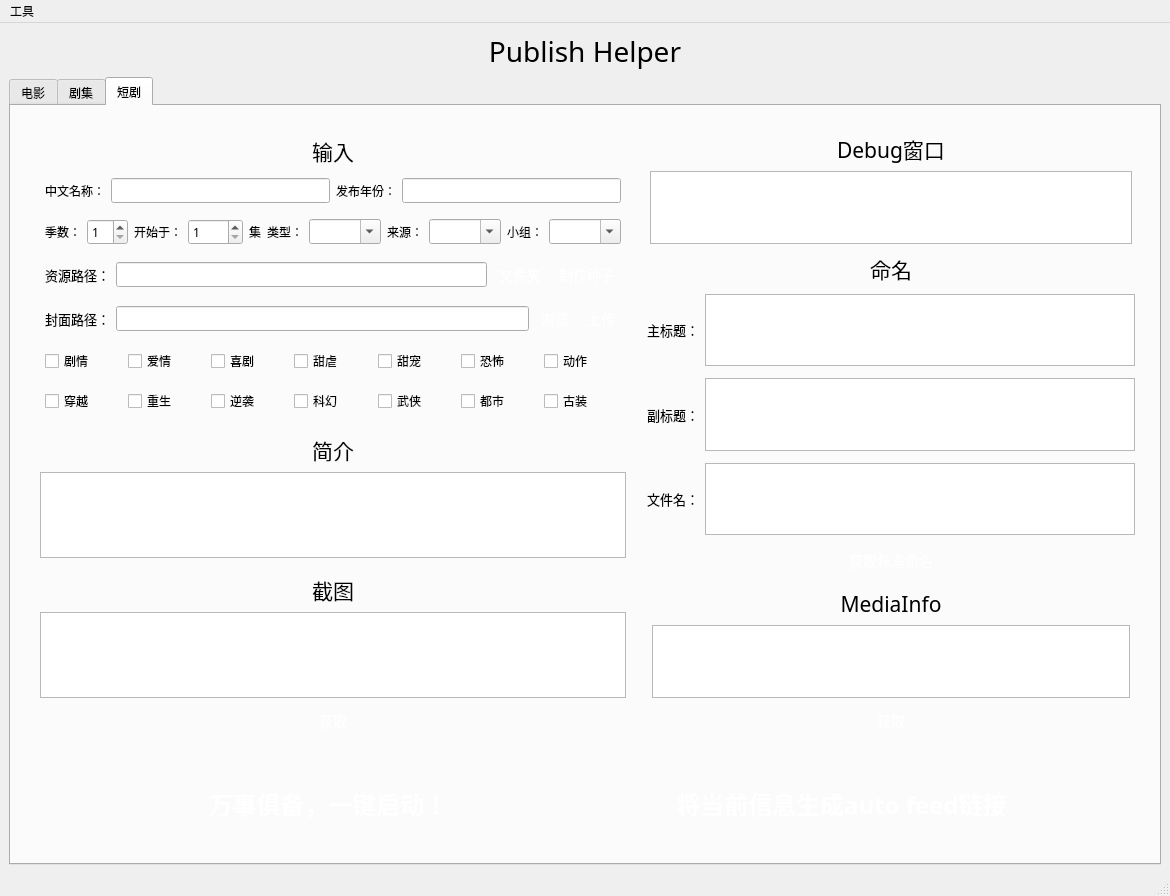
This is ph-bjd/ui/mainwindow.ui in publish-helper/publish-helper as Qt 5 draws it before an edit. The edited form follows.
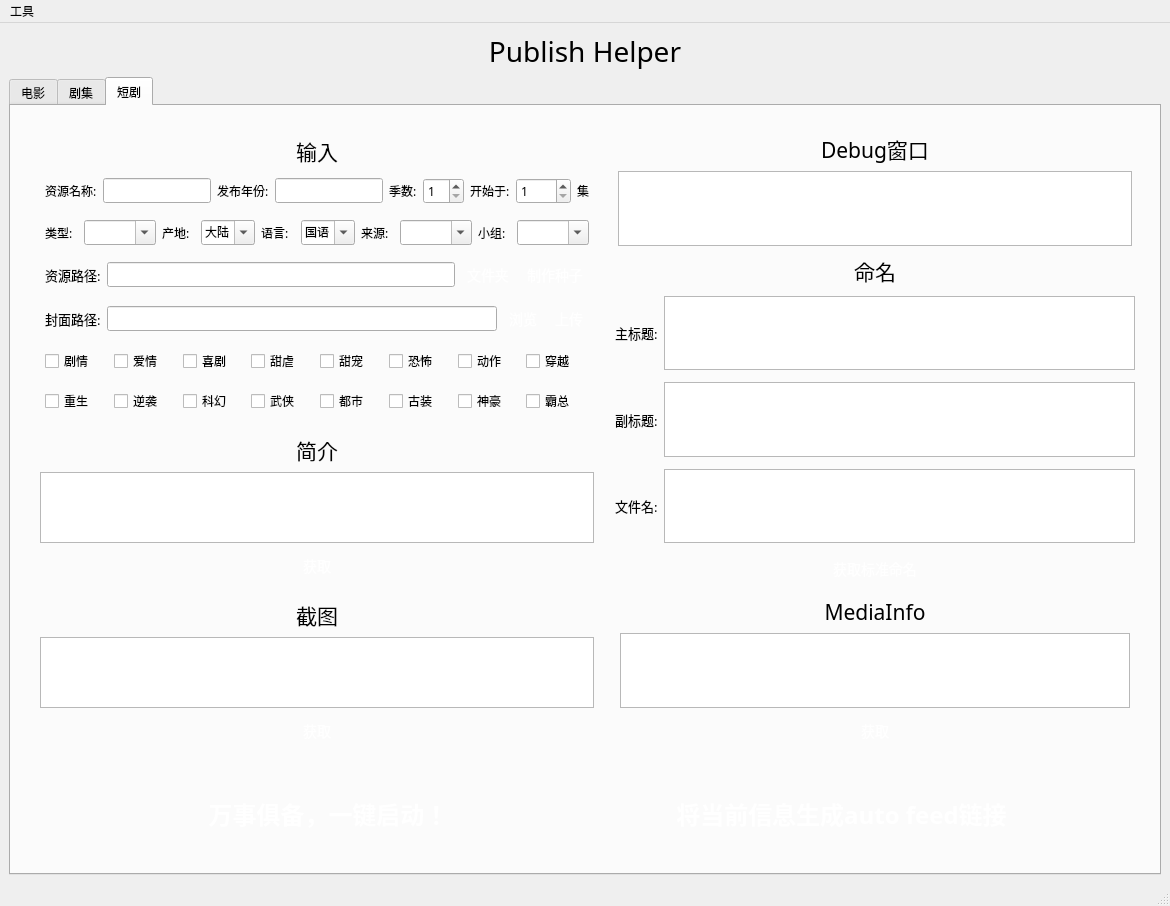
This is the edited form. The open tabs and pages were chosen to show the change.

Commit message: 修复了剧集单集命名出现“第2-2集”类似情况的bug，增加了短剧一键获取简介的功能。

The edit to the form file:
```diff
--- a/ph-bjd/ui/mainwindow.ui
+++ b/ph-bjd/ui/mainwindow.ui
@@ -2072,7 +2072,7 @@
                   <item>
                    <widget class="QLabel" name="label_8">
                     <property name="text">
-                     <string>中文名称：</string>
+                     <string>资源名称:</string>
                     </property>
                    </widget>
                   </item>
@@ -2082,7 +2082,7 @@
                   <item>
                    <widget class="QLabel" name="label_9">
                     <property name="text">
-                     <string>发布年份：</string>
+                     <string>发布年份:</string>
                     </property>
                    </widget>
                   </item>
@@ -2093,22 +2093,6 @@
                     </property>
                    </widget>
                   </item>
-                 </layout>
-                </item>
-                <item>
-                 <layout class="QHBoxLayout" name="horizontalLayout_12">
-                  <property name="leftMargin">
-                   <number>5</number>
-                  </property>
-                  <property name="topMargin">
-                   <number>5</number>
-                  </property>
-                  <property name="rightMargin">
-                   <number>5</number>
-                  </property>
-                  <property name="bottomMargin">
-                   <number>5</number>
-                  </property>
                   <item>
                    <widget class="QLabel" name="label_18">
                     <property name="font">
@@ -2118,7 +2102,7 @@
                      </font>
                     </property>
                     <property name="text">
-                     <string>季数：</string>
+                     <string>季数:</string>
                     </property>
                    </widget>
                   </item>
@@ -2138,7 +2122,7 @@
                      </font>
                     </property>
                     <property name="text">
-                     <string>开始于：</string>
+                     <string>开始于:</string>
                     </property>
                    </widget>
                   </item>
@@ -2165,10 +2149,26 @@
                     </property>
                    </widget>
                   </item>
+                 </layout>
+                </item>
+                <item>
+                 <layout class="QHBoxLayout" name="horizontalLayout_12">
+                  <property name="leftMargin">
+                   <number>5</number>
+                  </property>
+                  <property name="topMargin">
+                   <number>5</number>
+                  </property>
+                  <property name="rightMargin">
+                   <number>5</number>
+                  </property>
+                  <property name="bottomMargin">
+                   <number>5</number>
+                  </property>
                   <item>
                    <widget class="QLabel" name="label_19">
                     <property name="text">
-                     <string>类型：</string>
+                     <string>类型:</string>
                     </property>
                    </widget>
                   </item>
@@ -2179,6 +2179,109 @@
                     </property>
                    </widget>
                   </item>
+                  <item>
+                   <widget class="QLabel" name="label_33">
+                    <property name="text">
+                     <string>产地:</string>
+                    </property>
+                   </widget>
+                  </item>
+                  <item>
+                   <widget class="QComboBox" name="areaPlaylet">
+                    <property name="editable">
+                     <bool>true</bool>
+                    </property>
+                    <item>
+                     <property name="text">
+                      <string>大陆</string>
+                     </property>
+                    </item>
+                    <item>
+                     <property name="text">
+                      <string>港台</string>
+                     </property>
+                    </item>
+                    <item>
+                     <property name="text">
+                      <string>欧美</string>
+                     </property>
+                    </item>
+                    <item>
+                     <property name="text">
+                      <string>日本</string>
+                     </property>
+                    </item>
+                    <item>
+                     <property name="text">
+                      <string>韩国</string>
+                     </property>
+                    </item>
+                    <item>
+                     <property name="text">
+                      <string>印度</string>
+                     </property>
+                    </item>
+                    <item>
+                     <property name="text">
+                      <string/>
+                     </property>
+                    </item>
+                   </widget>
+                  </item>
+                  <item>
+                   <widget class="QLabel" name="label_32">
+                    <property name="text">
+                     <string>语言:</string>
+                    </property>
+                   </widget>
+                  </item>
+                  <item>
+                   <widget class="QComboBox" name="languagePlaylet">
+                    <property name="editable">
+                     <bool>true</bool>
+                    </property>
+                    <item>
+                     <property name="text">
+                      <string>国语</string>
+                     </property>
+                    </item>
+                    <item>
+                     <property name="text">
+                      <string>粤语</string>
+                     </property>
+                    </item>
+                    <item>
+                     <property name="text">
+                      <string>英语</string>
+                     </property>
+                    </item>
+                    <item>
+                     <property name="text">
+                      <string>法语</string>
+                     </property>
+                    </item>
+                    <item>
+                     <property name="text">
+                      <string>德语</string>
+                     </property>
+                    </item>
+                    <item>
+                     <property name="text">
+                      <string>韩语</string>
+                     </property>
+                    </item>
+                    <item>
+                     <property name="text">
+                      <string>日语</string>
+                     </property>
+                    </item>
+                    <item>
+                     <property name="text">
+                      <string/>
+                     </property>
+                    </item>
+                   </widget>
+                  </item>
                   <item>
                    <widget class="QLabel" name="label_20">
                     <property name="font">
@@ -2188,7 +2291,7 @@
                      </font>
                     </property>
                     <property name="text">
-                     <string>来源：</string>
+                     <string>来源:</string>
                     </property>
                    </widget>
                   </item>
@@ -2208,7 +2311,7 @@
                      </font>
                     </property>
                     <property name="text">
-                     <string>小组：</string>
+                     <string>小组:</string>
                     </property>
                    </widget>
                   </item>
@@ -2244,7 +2347,7 @@
                      </font>
                     </property>
                     <property name="text">
-                     <string>资源路径：</string>
+                     <string>资源路径:</string>
                     </property>
                    </widget>
                   </item>
@@ -2368,7 +2471,7 @@
                      </font>
                     </property>
                     <property name="text">
-                     <string>封面路径：</string>
+                     <string>封面路径:</string>
                     </property>
                    </widget>
                   </item>
@@ -2532,22 +2635,6 @@
                     </property>
                    </widget>
                   </item>
-                 </layout>
-                </item>
-                <item>
-                 <layout class="QHBoxLayout" name="horizontalLayout_16">
-                  <property name="leftMargin">
-                   <number>5</number>
-                  </property>
-                  <property name="topMargin">
-                   <number>5</number>
-                  </property>
-                  <property name="rightMargin">
-                   <number>5</number>
-                  </property>
-                  <property name="bottomMargin">
-                   <number>5</number>
-                  </property>
                   <item>
                    <widget class="QCheckBox" name="checkBox_7">
                     <property name="text">
@@ -2555,6 +2642,22 @@
                     </property>
                    </widget>
                   </item>
+                 </layout>
+                </item>
+                <item>
+                 <layout class="QHBoxLayout" name="horizontalLayout_16">
+                  <property name="leftMargin">
+                   <number>5</number>
+                  </property>
+                  <property name="topMargin">
+                   <number>5</number>
+                  </property>
+                  <property name="rightMargin">
+                   <number>5</number>
+                  </property>
+                  <property name="bottomMargin">
+                   <number>5</number>
+                  </property>
                   <item>
                    <widget class="QCheckBox" name="checkBox_8">
                     <property name="text">
@@ -2597,6 +2700,20 @@
                     </property>
                    </widget>
                   </item>
+                  <item>
+                   <widget class="QCheckBox" name="checkBox_14">
+                    <property name="text">
+                     <string>神豪</string>
+                    </property>
+                   </widget>
+                  </item>
+                  <item>
+                   <widget class="QCheckBox" name="checkBox_15">
+                    <property name="text">
+                     <string>霸总</string>
+                    </property>
+                   </widget>
+                  </item>
                  </layout>
                 </item>
                </layout>
@@ -2632,7 +2749,48 @@
                  </widget>
                 </item>
                 <item>
-                 <widget class="QTextEdit" name="introBrowserPlaylet"/>
+                 <widget class="QTextEdit" name="descriptionBrowserPlaylet"/>
+                </item>
+                <item>
+                 <widget class="QPushButton" name="getDescriptionButtonPlaylet">
+                  <property name="styleSheet">
+                   <string notr="true">QPushButton {
+    display: inline-block;
+    padding: 6px 6px;
+    font-size: 14px;
+    cursor: pointer;
+    text-align: center;
+    text-decoration: none;
+    outline: none;
+    color:#fff;
+background-color: 
+				qlineargradient(x1:0, y1:0, x2:0, y2:1,
+                                      stop:0 #16bf9d,
+                                      stop:1 #10a266);
+    border: none;
+    border-radius: 8px;
+    box-shadow: 0 9px #999;
+}
+
+QPushButton:hover {
+background-color: 
+				qlineargradient(x1:0, y1:0, x2:0, y2:1,
+                                      stop:0 #11b998,
+                                      stop:1 #08965e);
+}
+
+QPushButton:pressed {
+    background-color: 
+				qlineargradient(x1:0, y1:0, x2:0, y2:1,
+                                      stop:0 #0e9278,
+                                      stop:1 #0e925c);
+}
+</string>
+                  </property>
+                  <property name="text">
+                   <string>获取</string>
+                  </property>
+                 </widget>
                 </item>
                </layout>
               </item>
@@ -2802,7 +2960,7 @@
                    </font>
                   </property>
                   <property name="text">
-                   <string>主标题：</string>
+                   <string>主标题:</string>
                   </property>
                  </widget>
                 </item>
@@ -2834,7 +2992,7 @@
                    </font>
                   </property>
                   <property name="text">
-                   <string>副标题：</string>
+                   <string>副标题:</string>
                   </property>
                  </widget>
                 </item>
@@ -2866,7 +3024,7 @@
                    </font>
                   </property>
                   <property name="text">
-                   <string>文件名：</string>
+                   <string>文件名:</string>
                   </property>
                  </widget>
                 </item>
```
Left out of the diff: 34 changed lines with no effect on the pictures. The commit also changes 7 other files.
